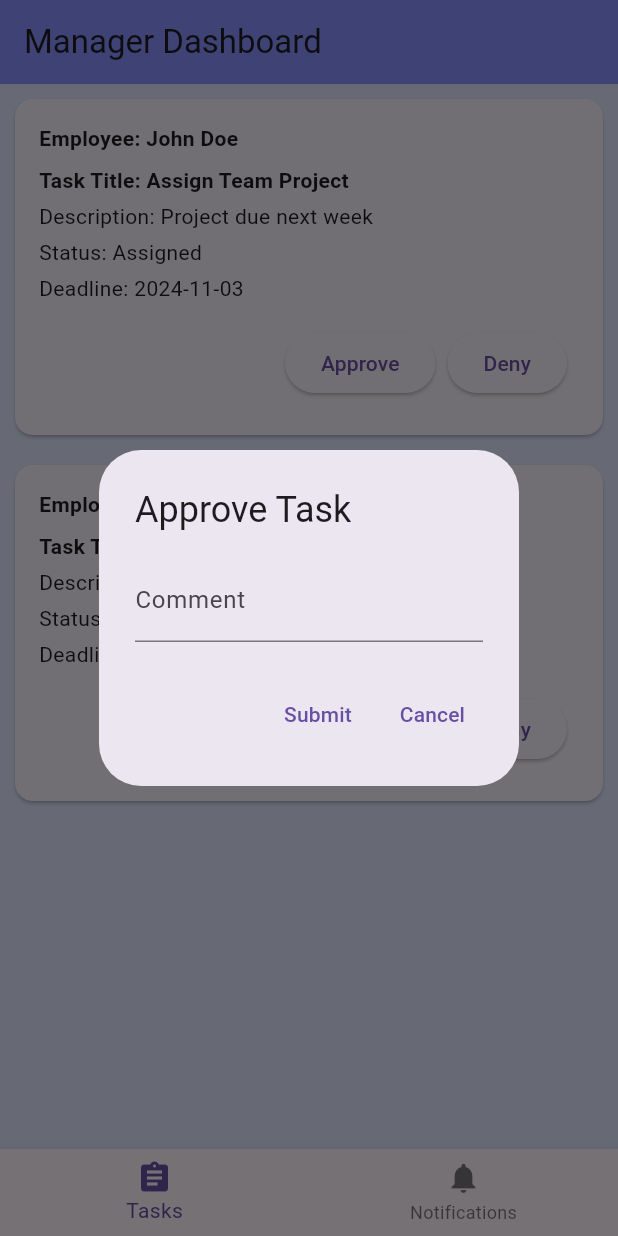
After one commit to HUSSAIN13Q/tasky, a Flutter app: the ManagerPage screen opened by its route, after a tap on "Approve", on a phone screen of 412 x 824 dp. The commit adds this screen. Run offline on Flutter 3.47's test engine with Material 3 defaults, Android fonts, the light colour scheme and no system bars; our stand-ins replace dio, go_router, shared_preferences; accounts and stored records are empty.

Commit message:
before the color changes

```diff
--- /dev/null
+++ b/devtools_options.yaml
@@ -0,0 +1,3 @@
+description: This file stores settings for Dart & Flutter DevTools.
+documentation: https://docs.flutter.dev/tools/devtools/extensions#configure-extension-enablement-states
+extensions:
--- a/lib/main.dart
+++ b/lib/main.dart
@@ -2,6 +2,10 @@ import 'package:flutter/material.dart';
 import 'package:go_router/go_router.dart';
 import 'package:tasky/Provider/auth_proider.dart';
 import 'package:provider/provider.dart';
+import 'package:tasky/pages/Employee.dart';
+import 'package:tasky/pages/LeavesPage.dart';
+import 'package:tasky/pages/Manager.dart';
+import 'package:tasky/pages/notification.dart';
 import 'package:tasky/sign/login_page.dart';
 import 'package:tasky/sign/signup_page.dart';
 
@@ -57,5 +61,21 @@ final _router = GoRouter(
       path: '/signup',
       builder: (context, state) => SignupPage(),
     ),
+    GoRoute(
+      path: '/employee',
+      builder: (context, state) => EmployeePage(),
+    ),
+    GoRoute(
+      path: '/manager',
+      builder: (context, state) => ManagerPage(),
+    ),
+    GoRoute(
+      path: '/leaves',
+      builder: (context, state) => LeavesPage(),
+    ),
+    GoRoute(
+      path: '/notification',
+      builder: (context, state) => NotificationPage(),
+    )
   ],
 );
--- /dev/null
+++ b/lib/pages/Employee.dart
@@ -0,0 +1,155 @@
+import 'package:flutter/material.dart';
+import 'LeavesPage.dart';
+import 'package:go_router/go_router.dart';
+
+class MyApp extends StatelessWidget {
+  @override
+  Widget build(BuildContext context) {
+    return MaterialApp(
+      title: 'Employee App',
+      home: EmployeePage(),
+    );
+  }
+}
+
+class EmployeePage extends StatefulWidget {
+  @override
+  _EmployeePageState createState() => _EmployeePageState();
+}
+
+class _EmployeePageState extends State<EmployeePage> {
+  int _selectedIndex = 0;
+
+  // List to hold tasks assigned to the employee
+  List<Task> tasks = [
+    Task(
+      title: 'Complete Report',
+      description: 'Finish the annual report',
+      state: 'Assigned',
+      comment: null,
+    ),
+    Task(
+      title: 'Prepare Presentation',
+      description: 'Prepare slides for the meeting',
+      state: 'In Progress',
+      comment: null,
+    ),
+  ];
+
+  final List<Widget> _pages;
+
+  _EmployeePageState()
+      : _pages = [
+          TaskPage(), // Default page showing tasks
+          NotificationsPage(), // Notifications page
+          LeavesPage(), // Leaves page
+        ];
+
+  void _onItemTapped(int index) {
+    setState(() {
+      _selectedIndex = index; // Update the selected index
+    });
+  }
+
+  @override
+  Widget build(BuildContext context) {
+    return Scaffold(
+      appBar: AppBar(
+        title: Text('Employee Dashboard'),
+      ),
+      body: _pages[_selectedIndex], // Displays the selected page
+      bottomNavigationBar: BottomNavigationBar(
+        items: const <BottomNavigationBarItem>[
+          BottomNavigationBarItem(
+            icon: Icon(Icons.assignment),
+            label: 'Tasks',
+          ),
+          BottomNavigationBarItem(
+            icon: Icon(Icons.notifications),
+            label: 'Notifications',
+          ),
+          BottomNavigationBarItem(
+            icon: Icon(Icons.beach_access), // Leaves icon
+            label: 'Leaves',
+          ),
+        ],
+        currentIndex: _selectedIndex,
+        onTap: _onItemTapped, // Updates the selected index
+      ),
+    );
+  }
+}
+
+class TaskPage extends StatelessWidget {
+  final List<Task> tasks = [
+    Task(
+      title: 'Complete Report',
+      description: 'Finish the annual report',
+      state: 'Assigned',
+      comment: null,
+    ),
+    Task(
+      title: 'Prepare Presentation',
+      description: 'Prepare slides for the meeting',
+      state: 'In Progress',
+      comment: null,
+    ),
+  ];
+
+  @override
+  Widget build(BuildContext context) {
+    return ListView.builder(
+      itemCount: tasks.length,
+      itemBuilder: (context, index) {
+        return Card(
+          margin: EdgeInsets.all(10),
+          child: ListTile(
+            title: Text(tasks[index].title),
+            subtitle: Column(
+              crossAxisAlignment: CrossAxisAlignment.start,
+              children: [
+                Text(tasks[index].description),
+                Text('Status: ${tasks[index].state}'),
+                if (tasks[index].comment != null)
+                  Text('Manager Comment: ${tasks[index].comment}'),
+              ],
+            ),
+          ),
+        );
+      },
+    );
+  }
+}
+
+class NotificationsPage extends StatelessWidget {
+  @override
+  Widget build(BuildContext context) {
+    return Center(
+      child: Column(
+        mainAxisAlignment: MainAxisAlignment.center,
+        children: [
+          Text('Notifications',
+              style: TextStyle(fontSize: 24, fontWeight: FontWeight.bold)),
+          SizedBox(height: 20),
+          Text('You have no new notifications.',
+              style: TextStyle(fontSize: 20)),
+        ],
+      ),
+    );
+  }
+}
+
+// Task model for tasks assigned to employees
+class Task {
+  String title;
+  String description;
+  String state;
+  String? comment; // Optional comment field
+
+  Task({
+    required this.title,
+    required this.description,
+    required this.state,
+    this.comment, // Initialize as null
+  });
+}
--- /dev/null
+++ b/lib/pages/Manager.dart
@@ -0,0 +1,224 @@
+import 'package:flutter/material.dart';
+
+class MyApp extends StatelessWidget {
+  @override
+  Widget build(BuildContext context) {
+    return MaterialApp(
+      title: 'Manager App',
+      home: ManagerPage(),
+    );
+  }
+}
+
+class ManagerPage extends StatefulWidget {
+  @override
+  _ManagerPageState createState() => _ManagerPageState();
+}
+
+class _ManagerPageState extends State<ManagerPage> {
+  int _selectedIndex = 0;
+
+  // Sample list to hold tasks assigned to employees
+  final List<Task> tasks = [
+    Task(
+      employeeName: 'John Doe',
+      title: 'Assign Team Project',
+      description: 'Project due next week',
+      status: 'Assigned',
+      deadline: DateTime.now().add(Duration(days: 5)),
+    ),
+    Task(
+      employeeName: 'Jane Smith',
+      title: 'Review Reports',
+      description: 'Weekly reports to be reviewed',
+      status: 'In Progress',
+      deadline: DateTime.now().add(Duration(days: 2)),
+    ),
+  ];
+
+  late final List<Widget> _pages;
+
+  @override
+  void initState() {
+    super.initState();
+    _pages = [
+      TaskPage(
+          tasks: tasks, onUpdate: _updateTask), // Default page showing tasks
+      NotificationsPage(), // Notifications page
+    ];
+  }
+
+  void _onItemTapped(int index) {
+    setState(() {
+      _selectedIndex = index;
+    });
+  }
+
+  void _updateTask(String title, String comment, bool isApproved) {
+    setState(() {
+      for (var task in tasks) {
+        if (task.title == title) {
+          task.status = isApproved ? 'Approved' : 'Denied';
+          task.comment = comment; // Save comment
+        }
+      }
+    });
+  }
+
+  @override
+  Widget build(BuildContext context) {
+    return Scaffold(
+      appBar: AppBar(
+        title: Text('Manager Dashboard'),
+      ),
+      body: _pages[_selectedIndex],
+      bottomNavigationBar: BottomNavigationBar(
+        items: const <BottomNavigationBarItem>[
+          BottomNavigationBarItem(
+            icon: Icon(Icons.assignment),
+            label: 'Tasks',
+          ),
+          BottomNavigationBarItem(
+            icon: Icon(Icons.notifications),
+            label: 'Notifications',
+          ),
+        ],
+        currentIndex: _selectedIndex,
+        onTap: _onItemTapped,
+      ),
+    );
+  }
+}
+
+class TaskPage extends StatelessWidget {
+  final List<Task> tasks;
+  final Function(String title, String comment, bool isApproved) onUpdate;
+
+  TaskPage({required this.tasks, required this.onUpdate});
+
+  @override
+  Widget build(BuildContext context) {
+    return ListView.builder(
+      itemCount: tasks.length,
+      itemBuilder: (context, index) {
+        return Card(
+          margin: EdgeInsets.all(10),
+          child: Padding(
+            padding: const EdgeInsets.all(16.0),
+            child: Column(
+              crossAxisAlignment: CrossAxisAlignment.start,
+              children: [
+                Text('Employee: ${tasks[index].employeeName}',
+                    style: TextStyle(fontWeight: FontWeight.bold)),
+                SizedBox(height: 8),
+                Text('Task Title: ${tasks[index].title}',
+                    style: TextStyle(fontWeight: FontWeight.bold)),
+                SizedBox(height: 4),
+                Text('Description: ${tasks[index].description}'),
+                SizedBox(height: 4),
+                Text('Status: ${tasks[index].status}'),
+                SizedBox(height: 4),
+                Text(
+                    'Deadline: ${tasks[index].deadline.toLocal().toString().split(' ')[0]}'),
+                SizedBox(height: 8),
+                ButtonBar(
+                  children: [
+                    ElevatedButton(
+                      onPressed: () {
+                        _showCommentDialog(context, tasks[index].title, true);
+                      },
+                      child: Text('Approve'),
+                    ),
+                    ElevatedButton(
+                      onPressed: () {
+                        _showCommentDialog(context, tasks[index].title, false);
+                      },
+                      child: Text('Deny'),
+                    ),
+                  ],
+                ),
+                if (tasks[index].comment != null)
+                  Text('Comment: ${tasks[index].comment}',
+                      style: TextStyle(color: Colors.red)),
+              ],
+            ),
+          ),
+        );
+      },
+    );
+  }
+
+  void _showCommentDialog(BuildContext context, String title, bool isApproved) {
+    final TextEditingController commentController = TextEditingController();
+
+    showDialog(
+      context: context,
+      builder: (BuildContext context) {
+        return AlertDialog(
+          title: Text(isApproved ? 'Approve Task' : 'Deny Task'),
+          content: Column(
+            mainAxisSize: MainAxisSize.min,
+            children: [
+              TextField(
+                controller: commentController,
+                decoration: InputDecoration(labelText: 'Comment'),
+              ),
+            ],
+          ),
+          actions: [
+            TextButton(
+              onPressed: () {
+                onUpdate(title, commentController.text, isApproved);
+                Navigator.of(context).pop();
+              },
+              child: Text('Submit'),
+            ),
+            TextButton(
+              onPressed: () {
+                Navigator.of(context).pop();
+              },
+              child: Text('Cancel'),
+            ),
+          ],
+        );
+      },
+    );
+  }
+}
+
+class NotificationsPage extends StatelessWidget {
+  @override
+  Widget build(BuildContext context) {
+    return Center(
+      child: Column(
+        mainAxisAlignment: MainAxisAlignment.center,
+        children: [
+          Text('Notifications',
+              style: TextStyle(fontSize: 24, fontWeight: FontWeight.bold)),
+          SizedBox(height: 20),
+          Text('You have no new notifications.',
+              style: TextStyle(fontSize: 20)),
+        ],
+      ),
+    );
+  }
+}
+
+// Task model to represent each task
+class Task {
+  String employeeName;
+  String title;
+  String description;
+  String status;
+  DateTime deadline;
+  String? comment; // Optional comment field
+
+  Task({
+    required this.employeeName,
+    required this.title,
+    required this.description,
+    required this.status,
+    required this.deadline,
+    this.comment, // Initialize as null
+  });
+}
```
Also changed, not shown: lib/pages/LeavesPage.dart (added, +148 -0 lines), lib/pages/notification.dart (added, +29 -0 lines), pubspec.yaml (+7 -0 lines), assets/images/logo.jpg (added), pubspec.lock, 13 other files.
